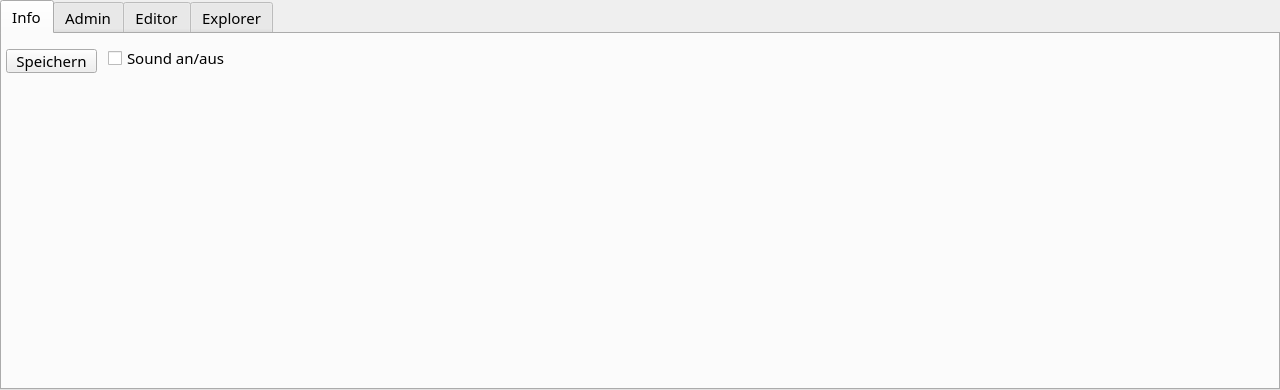
Old version of the form ui_files/MainWindow.ui in the repository Snupai/MultipackParser.
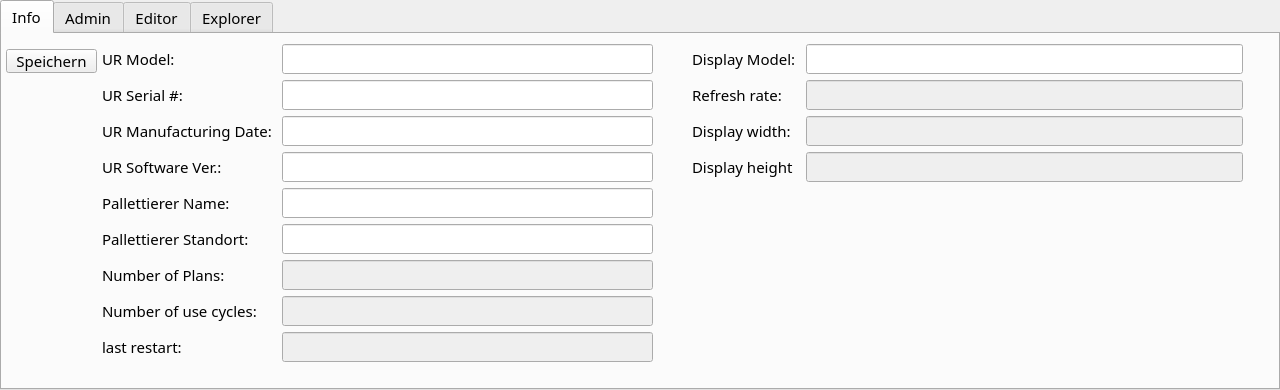
New version of the form. Icons and pictures are not drawn.

Commit message: Enhance UI for UR and display settings; integrate QLineEdits for model, serial number, and restart data in main interface

Diff of the .ui file:
```diff
--- a/ui_files/MainWindow.ui
+++ b/ui_files/MainWindow.ui
@@ -1083,28 +1083,107 @@
         </rect>
        </property>
        <layout class="QFormLayout" name="formLayout">
+        <item row="0" column="0">
+         <widget class="QLabel" name="label_11">
+          <property name="text">
+           <string>UR Model: </string>
+          </property>
+         </widget>
+        </item>
         <item row="0" column="1">
-         <widget class="QCheckBox" name="checkBox">
+         <widget class="QLineEdit" name="lineEditURModel"/>
+        </item>
+        <item row="1" column="0">
+         <widget class="QLabel" name="label_12">
           <property name="text">
-           <string>Sound an/aus</string>
+           <string>UR Serial #: </string>
           </property>
          </widget>
         </item>
         <item row="1" column="1">
-         <spacer name="verticalSpacer">
-          <property name="orientation">
-           <enum>Qt::Orientation::Vertical</enum>
+         <widget class="QLineEdit" name="lineEditURSerialNo"/>
+        </item>
+        <item row="2" column="0">
+         <widget class="QLabel" name="label_13">
+          <property name="text">
+           <string>UR Manufacturing Date: </string>
           </property>
-          <property name="sizeType">
-           <enum>QSizePolicy::Policy::Fixed</enum>
+         </widget>
+        </item>
+        <item row="2" column="1">
+         <widget class="QLineEdit" name="lineEditURManufacturingDate"/>
+        </item>
+        <item row="3" column="0">
+         <widget class="QLabel" name="label_14">
+          <property name="text">
+           <string>UR Software Ver.: </string>
           </property>
-          <property name="sizeHint" stdset="0">
-           <size>
-            <width>40</width>
-            <height>5</height>
-           </size>
+         </widget>
+        </item>
+        <item row="3" column="1">
+         <widget class="QLineEdit" name="lineEditURSoftwareVer"/>
+        </item>
+        <item row="4" column="0">
+         <widget class="QLabel" name="label_15">
+          <property name="text">
+           <string>Pallettierer Name: </string>
           </property>
-         </spacer>
+         </widget>
+        </item>
+        <item row="4" column="1">
+         <widget class="QLineEdit" name="lineEditURName"/>
+        </item>
+        <item row="5" column="0">
+         <widget class="QLabel" name="label_16">
+          <property name="text">
+           <string>Pallettierer Standort: </string>
+          </property>
+         </widget>
+        </item>
+        <item row="5" column="1">
+         <widget class="QLineEdit" name="lineEditURStandort"/>
+        </item>
+        <item row="6" column="0">
+         <widget class="QLabel" name="label_17">
+          <property name="text">
+           <string>Number of Plans: </string>
+          </property>
+         </widget>
+        </item>
+        <item row="6" column="1">
+         <widget class="QLineEdit" name="lineEditNumberPlans">
+          <property name="enabled">
+           <bool>false</bool>
+          </property>
+         </widget>
+        </item>
+        <item row="7" column="0">
+         <widget class="QLabel" name="label_18">
+          <property name="text">
+           <string>Number of use cycles: </string>
+          </property>
+         </widget>
+        </item>
+        <item row="7" column="1">
+         <widget class="QLineEdit" name="lineEditNumberCycles">
+          <property name="enabled">
+           <bool>false</bool>
+          </property>
+         </widget>
+        </item>
+        <item row="8" column="0">
+         <widget class="QLabel" name="label_19">
+          <property name="text">
+           <string>last restart: </string>
+          </property>
+         </widget>
+        </item>
+        <item row="8" column="1">
+         <widget class="QLineEdit" name="lineEditLastRestart">
+          <property name="enabled">
+           <bool>false</bool>
+          </property>
+         </widget>
         </item>
        </layout>
       </widget>
@@ -1117,7 +1196,60 @@
          <height>341</height>
         </rect>
        </property>
-       <layout class="QFormLayout" name="formLayout_2"/>
+       <layout class="QFormLayout" name="formLayout_2">
+        <item row="0" column="0">
+         <widget class="QLabel" name="label_20">
+          <property name="text">
+           <string>Display Model: </string>
+          </property>
+         </widget>
+        </item>
+        <item row="0" column="1">
+         <widget class="QLineEdit" name="lineEditDisplayModel"/>
+        </item>
+        <item row="1" column="0">
+         <widget class="QLabel" name="label_21">
+          <property name="text">
+           <string>Refresh rate: </string>
+          </property>
+         </widget>
+        </item>
+        <item row="1" column="1">
+         <widget class="QLineEdit" name="lineEditDisplayRefreshRate">
+          <property name="enabled">
+           <bool>false</bool>
+          </property>
+         </widget>
+        </item>
+        <item row="2" column="0">
+         <widget class="QLabel" name="label_22">
+          <property name="text">
+           <string>Display width: </string>
+          </property>
+         </widget>
+        </item>
+        <item row="2" column="1">
+         <widget class="QLineEdit" name="lineEditDisplayWidth">
+          <property name="enabled">
+           <bool>false</bool>
+          </property>
+         </widget>
+        </item>
+        <item row="3" column="0">
+         <widget class="QLabel" name="label_23">
+          <property name="text">
+           <string>Display height</string>
+          </property>
+         </widget>
+        </item>
+        <item row="3" column="1">
+         <widget class="QLineEdit" name="lineEditDisplayHeight">
+          <property name="enabled">
+           <bool>false</bool>
+          </property>
+         </widget>
+        </item>
+       </layout>
       </widget>
       <widget class="QPushButton" name="pushButtonSpeichern">
        <property name="geometry">
```
The commit also changes 2 other files.
